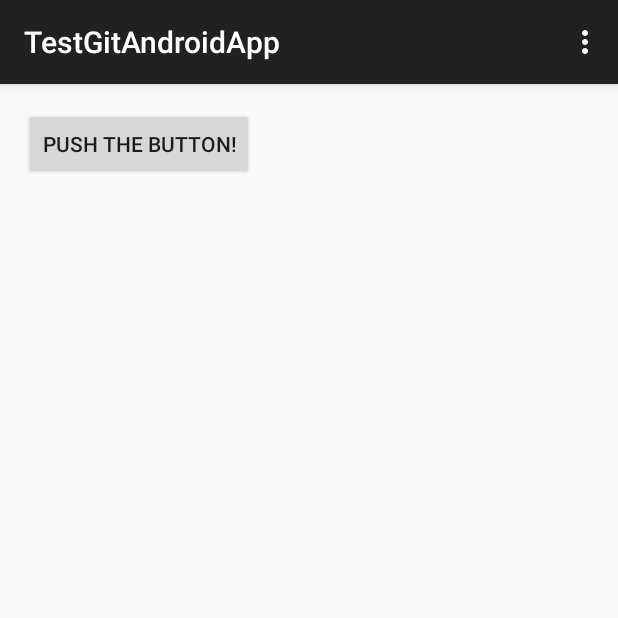
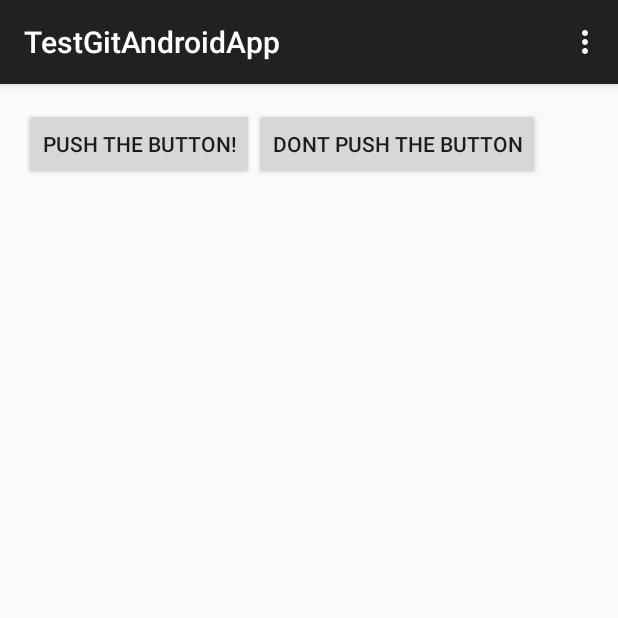
Before and after one commit to Soily/TestAndroid, an Android app: the screen it shows after launch (MainActivity), on a phone screen of 412 x 824 dp, the top half of it. Run offline under Robolectric (Android 15) with nearby library versions, the phone set to English and light mode, and no system bars.

Commit message:
Add another Push-Button Add Email-Intent

```diff
--- a/app/src/main/res/layout/activity_main.xml
+++ b/app/src/main/res/layout/activity_main.xml
@@ -4,7 +4,10 @@
     android:paddingRight="@dimen/activity_horizontal_margin"
     android:paddingTop="@dimen/activity_vertical_margin"
     android:paddingBottom="@dimen/activity_vertical_margin" tools:context=".MainActivity">
-
+    <LinearLayout
+        android:layout_width="fill_parent"
+        android:layout_height="fill_parent"
+        android:id="@+id/linearLayout">
         <Button
             android:layout_width="wrap_content"
             android:layout_height="wrap_content"
@@ -13,5 +16,15 @@
             android:layout_alignParentTop="true"
             android:layout_alignParentLeft="true"
             android:layout_alignParentStart="true"
-        android:onClick="StartIntent"/>
+            android:onClick="WebIntent"/>
+        <Button
+            android:layout_width="wrap_content"
+            android:layout_height="wrap_content"
+            android:text="@string/DontPushButton"
+            android:id="@+id/button2"
+            android:onClick="MailIntent"/>
+    </LinearLayout>
+
+
+
 </RelativeLayout>
--- a/app/src/main/res/values/strings.xml
+++ b/app/src/main/res/values/strings.xml
@@ -4,4 +4,5 @@
     <string name="hello_world">Hello world!</string>
     <string name="action_settings">Settings</string>
     <string name="PushButton1">Push The Button!</string>
+    <string name="DontPushButton">Dont Push the Button</string>
 </resources>
```
Also changed, not shown: app/src/main/java/com/developers/basteln/testgitandroidapp/MainActivity.java (+14 -1 lines). Lines whose indentation alone changed are shown as unchanged.
